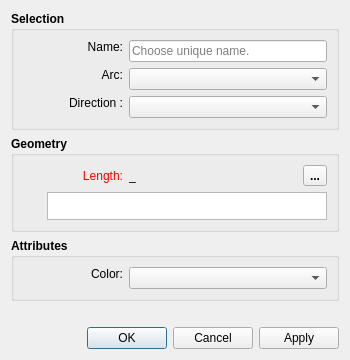
Qt form src/libs/vtools/dialogs/tools/dialogcutarc.ui (FashionFreedom/Seamly2D) before a commit.
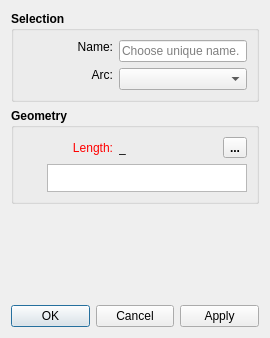
The same form after that commit. Icons and pictures are not drawn. Custom widgets are drawn as their Qt base class.

What changed in the file:
```diff
--- a/src/libs/vtools/dialogs/tools/dialogcutarc.ui
+++ b/src/libs/vtools/dialogs/tools/dialogcutarc.ui
@@ -6,8 +6,8 @@
    <rect>
     <x>0</x>
     <y>0</y>
-    <width>350</width>
-    <height>360</height>
+    <width>270</width>
+    <height>338</height>
    </rect>
   </property>
   <property name="minimumSize">
@@ -32,12 +32,6 @@
        <verstretch>0</verstretch>
       </sizepolicy>
      </property>
-     <property name="minimumSize">
-      <size>
-       <width>0</width>
-       <height>0</height>
-      </size>
-     </property>
      <property name="font">
       <font>
        <pointsize>9</pointsize>
@@ -63,7 +57,7 @@
           </property>
           <property name="minimumSize">
            <size>
-            <width>100</width>
+            <width>90</width>
             <height>0</height>
            </size>
           </property>
@@ -113,7 +107,7 @@
           </property>
           <property name="minimumSize">
            <size>
-            <width>100</width>
+            <width>90</width>
             <height>0</height>
            </size>
           </property>
@@ -147,38 +141,6 @@
           </property>
          </widget>
         </item>
-        <item row="2" column="1">
-         <widget class="QComboBox" name="direction_ComboBox">
-          <property name="font">
-           <font>
-            <pointsize>9</pointsize>
-            <bold>false</bold>
-           </font>
-          </property>
-         </widget>
-        </item>
-        <item row="2" column="0">
-         <widget class="QLabel" name="direction_Label">
-          <property name="minimumSize">
-           <size>
-            <width>100</width>
-            <height>0</height>
-           </size>
-          </property>
-          <property name="font">
-           <font>
-            <pointsize>9</pointsize>
-            <bold>false</bold>
-           </font>
-          </property>
-          <property name="text">
-           <string>Direction :</string>
-          </property>
-          <property name="alignment">
-           <set>Qt::AlignRight|Qt::AlignTop|Qt::AlignTrailing</set>
-          </property>
-         </widget>
-        </item>
        </layout>
       </item>
      </layout>
@@ -214,7 +176,7 @@
           </property>
           <property name="minimumSize">
            <size>
-            <width>100</width>
+            <width>90</width>
             <height>0</height>
            </size>
           </property>
@@ -307,7 +269,7 @@
           </property>
           <property name="sizeHint" stdset="0">
            <size>
-            <width>10</width>
+            <width>40</width>
             <height>20</height>
            </size>
           </property>
@@ -405,90 +367,6 @@
      </layout>
     </widget>
    </item>
-   <item>
-    <widget class="QGroupBox" name="attributes_GroupBox_2">
-     <property name="minimumSize">
-      <size>
-       <width>240</width>
-       <height>0</height>
-      </size>
-     </property>
-     <property name="font">
-      <font>
-       <pointsize>9</pointsize>
-       <bold>true</bold>
-      </font>
-     </property>
-     <property name="title">
-      <string>Attributes</string>
-     </property>
-     <layout class="QVBoxLayout" name="verticalLayout_4">
-      <item>
-       <layout class="QFormLayout" name="formLayout_2">
-        <property name="labelAlignment">
-         <set>Qt::AlignRight|Qt::AlignTrailing|Qt::AlignVCenter</set>
-        </property>
-        <item row="0" column="0">
-         <widget class="QLabel" name="lineColor_Label">
-          <property name="sizePolicy">
-           <sizepolicy hsizetype="MinimumExpanding" vsizetype="Fixed">
-            <horstretch>0</horstretch>
-            <verstretch>0</verstretch>
-           </sizepolicy>
-          </property>
-          <property name="minimumSize">
-           <size>
-            <width>100</width>
-            <height>0</height>
-           </size>
-          </property>
-          <property name="maximumSize">
-           <size>
-            <width>16777215</width>
-            <height>16777215</height>
-           </size>
-          </property>
-          <property name="font">
-           <font>
-            <pointsize>9</pointsize>
-            <bold>false</bold>
-           </font>
-          </property>
-          <property name="text">
-           <string>Color:</string>
-          </property>
-          <property name="alignment">
-           <set>Qt::AlignRight|Qt::AlignTrailing|Qt::AlignVCenter</set>
-          </property>
-         </widget>
-        </item>
-        <item row="0" column="1">
-         <widget class="ColorComboBox" name="lineColor_ComboBox">
-          <property name="sizePolicy">
-           <sizepolicy hsizetype="Expanding" vsizetype="Fixed">
-            <horstretch>0</horstretch>
-            <verstretch>0</verstretch>
-           </sizepolicy>
-          </property>
-          <property name="minimumSize">
-           <size>
-            <width>80</width>
-            <height>0</height>
-           </size>
-          </property>
-          <property name="font">
-           <font>
-            <pointsize>9</pointsize>
-            <bold>false</bold>
-           </font>
-          </property>
-         </widget>
-        </item>
-       </layout>
-      </item>
-     </layout>
-    </widget>
-   </item>
    <item>
     <spacer name="verticalSpacer">
      <property name="orientation">
@@ -514,13 +392,6 @@
    </item>
   </layout>
  </widget>
- <customwidgets>
-  <customwidget>
-   <class>ColorComboBox</class>
-   <extends>QComboBox</extends>
-   <header location="global">color_combobox.h</header>
-  </customwidget>
- </customwidgets>
  <tabstops>
   <tabstop>comboBoxArc</tabstop>
   <tabstop>buttonBox</tabstop>
```
